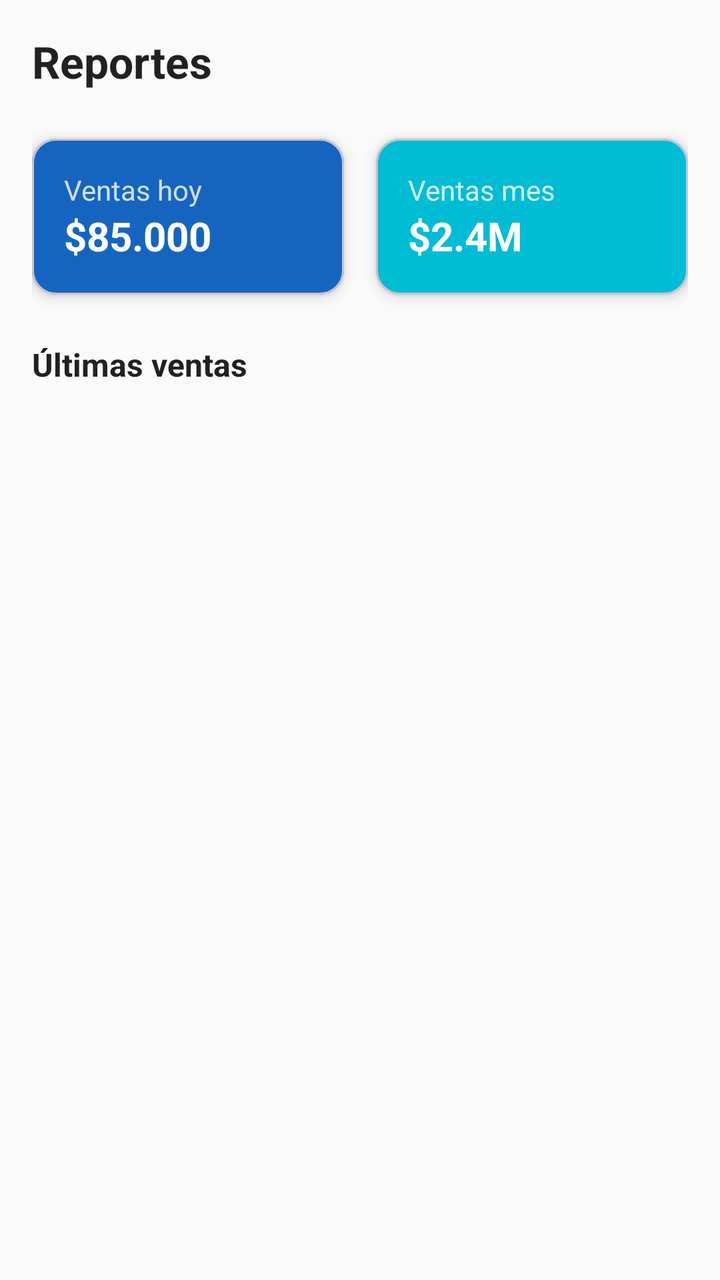
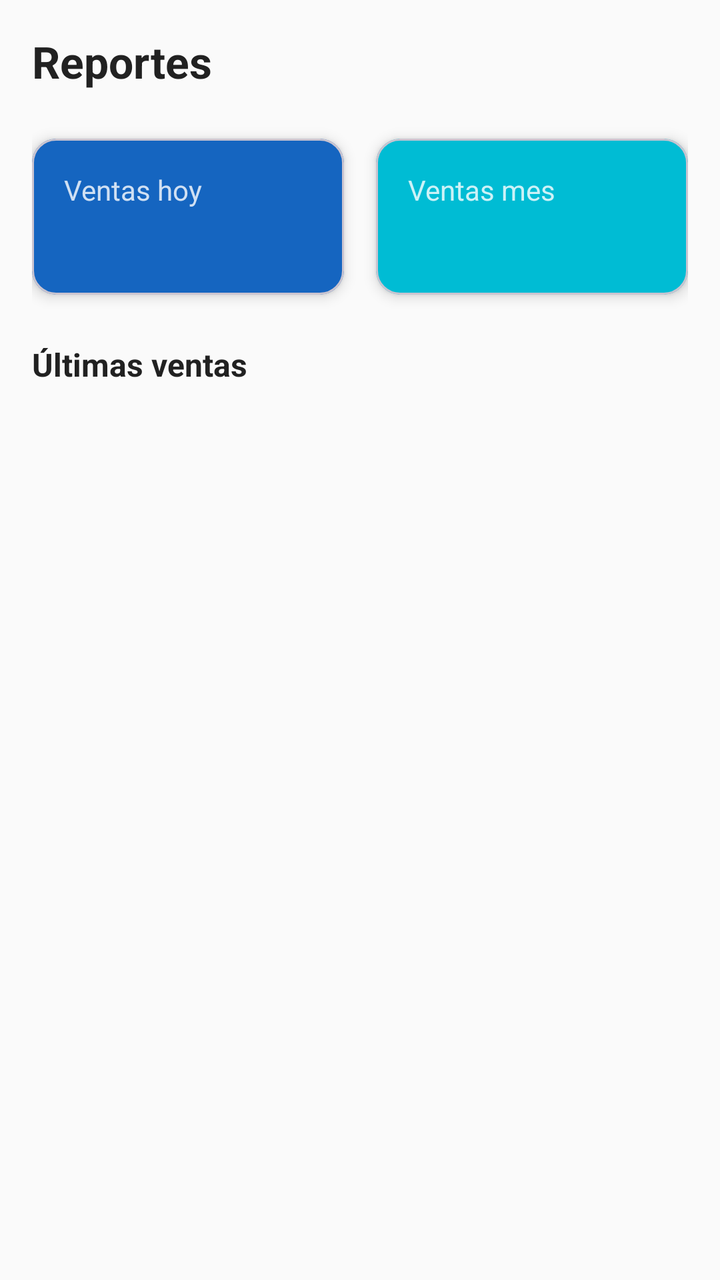

Compare the two renders of this Android layout. The source of the first and the diff that turns it into the second are given below.
<!-- AndroidManifest.xml: application theme Theme.TomenAguita -->
<!-- res/layout/fragment_reporte_ventas.xml -->
<?xml version="1.0" encoding="utf-8"?>
<androidx.core.widget.NestedScrollView
    xmlns:android="http://schemas.android.com/apk/res/android"
    xmlns:app="http://schemas.android.com/apk/res-auto"
    android:layout_width="match_parent"
    android:layout_height="match_parent"
    android:background="@color/background">

    <androidx.constraintlayout.widget.ConstraintLayout
        android:layout_width="match_parent"
        android:layout_height="wrap_content"
        android:padding="@dimen/padding_medium">

        <TextView
            android:id="@+id/tvTitle"
            android:layout_width="0dp"
            android:layout_height="wrap_content"
            android:text="@string/title_reports"
            android:textColor="@color/on_background"
            android:textSize="@dimen/text_title"
            android:textStyle="bold"
            app:layout_constraintEnd_toEndOf="parent"
            app:layout_constraintStart_toStartOf="parent"
            app:layout_constraintTop_toTopOf="parent" />

        
        <com.google.android.material.card.MaterialCardView
            android:id="@+id/cardTotalDia"
            android:layout_width="0dp"
            android:layout_height="wrap_content"
            android:layout_marginTop="@dimen/margin_large"
            android:layout_marginEnd="@dimen/margin_small"
            app:cardCornerRadius="@dimen/corner_radius_medium"
            app:cardElevation="@dimen/card_elevation"
            app:cardBackgroundColor="@color/primary"
            app:layout_constraintEnd_toStartOf="@id/cardTotalMes"
            app:layout_constraintStart_toStartOf="parent"
            app:layout_constraintTop_toBottomOf="@id/tvTitle">
            <LinearLayout android:layout_width="match_parent" android:layout_height="wrap_content" android:orientation="vertical" android:padding="@dimen/padding_medium">
                <TextView android:layout_width="wrap_content" android:layout_height="wrap_content" android:text="Ventas hoy" android:textColor="#CCFFFFFF" android:textSize="@dimen/text_body" />
                <TextView android:id="@+id/tvVentasDia" android:layout_width="wrap_content" android:layout_height="wrap_content" android:text="$85.000" android:textColor="@color/on_primary" android:textSize="20sp" android:textStyle="bold" />
            </LinearLayout>
        </com.google.android.material.card.MaterialCardView>

        <com.google.android.material.card.MaterialCardView
            android:id="@+id/cardTotalMes"
            android:layout_width="0dp"
            android:layout_height="wrap_content"
            android:layout_marginTop="@dimen/margin_large"
            android:layout_marginStart="@dimen/margin_small"
            app:cardCornerRadius="@dimen/corner_radius_medium"
            app:cardElevation="@dimen/card_elevation"
            app:cardBackgroundColor="@color/secondary"
            app:layout_constraintEnd_toEndOf="parent"
            app:layout_constraintStart_toEndOf="@id/cardTotalDia"
            app:layout_constraintTop_toBottomOf="@id/tvTitle">
            <LinearLayout android:layout_width="match_parent" android:layout_height="wrap_content" android:orientation="vertical" android:padding="@dimen/padding_medium">
                <TextView android:layout_width="wrap_content" android:layout_height="wrap_content" android:text="Ventas mes" android:textColor="#CCFFFFFF" android:textSize="@dimen/text_body" />
                <TextView android:id="@+id/tvVentasMes" android:layout_width="wrap_content" android:layout_height="wrap_content" android:text="$2.4M" android:textColor="@color/on_primary" android:textSize="20sp" android:textStyle="bold" />
            </LinearLayout>
        </com.google.android.material.card.MaterialCardView>

        <TextView
            android:id="@+id/tvUltimasVentasLabel"
            android:layout_width="0dp"
            android:layout_height="wrap_content"
            android:layout_marginTop="@dimen/margin_large"
            android:text="Últimas ventas"
            android:textColor="@color/on_background"
            android:textSize="@dimen/text_medium"
            android:textStyle="bold"
            app:layout_constraintEnd_toEndOf="parent"
            app:layout_constraintStart_toStartOf="parent"
            app:layout_constraintTop_toBottomOf="@id/cardTotalDia" />

        <androidx.recyclerview.widget.RecyclerView
            android:id="@+id/rvUltimasVentas"
            android:layout_width="0dp"
            android:layout_height="wrap_content"
            android:layout_marginTop="@dimen/margin_small"
            android:layout_marginBottom="@dimen/margin_large"
            android:nestedScrollingEnabled="false"
            app:layout_constraintBottom_toBottomOf="parent"
            app:layout_constraintEnd_toEndOf="parent"
            app:layout_constraintStart_toStartOf="parent"
            app:layout_constraintTop_toBottomOf="@id/tvUltimasVentasLabel" />

    </androidx.constraintlayout.widget.ConstraintLayout>
</androidx.core.widget.NestedScrollView>
<!-- resources referenced by this layout -->
<resources>
  <color name="background">#FAFAFA</color>
  <color name="on_background">#212121</color>
  <color name="on_primary">#FFFFFF</color>
  <color name="primary">#1565C0</color>
  <color name="secondary">#00BCD4</color>
  <dimen name="card_elevation">4dp</dimen>
  <dimen name="corner_radius_medium">12dp</dimen>
  <dimen name="margin_large">24dp</dimen>
  <dimen name="margin_small">8dp</dimen>
  <dimen name="padding_medium">16dp</dimen>
  <dimen name="text_body">14sp</dimen>
  <dimen name="text_medium">16sp</dimen>
  <dimen name="text_title">22sp</dimen>
  <string name="title_reports">Reportes</string>
  <style name="Theme.TomenAguita" parent="Theme.Material3.DayNight.NoActionBar">
          <item name="colorPrimary">@color/primary</item>
          <item name="colorPrimaryDark">@color/primary_dark</item>
          <item name="colorPrimaryVariant">@color/primary_dark</item>
          <item name="colorOnPrimary">@color/on_primary</item>
          <item name="colorSecondary">@color/secondary</item>
          <item name="colorOnSecondary">@color/on_primary</item>
          <item name="colorError">@color/error</item>
          <item name="android:colorBackground">@color/background</item>
          <item name="colorSurface">@color/surface</item>
          <item name="android:statusBarColor">@color/primary_dark</item>
          <item name="android:navigationBarColor">@color/surface</item>
          <item name="android:fontFamily">sans-serif</item>
      </style>
  <color name="primary_dark">#0D47A1</color>
  <color name="error">#B00020</color>
  <color name="surface">#FFFFFF</color>
</resources>

<!-- the commit's change to res/layout/fragment_reporte_ventas.xml (unified diff, before → after) -->
@@ -37,8 +37,8 @@
             app:layout_constraintStart_toStartOf="parent"
             app:layout_constraintTop_toBottomOf="@id/tvTitle">
             <LinearLayout android:layout_width="match_parent" android:layout_height="wrap_content" android:orientation="vertical" android:padding="@dimen/padding_medium">
-                <TextView android:layout_width="wrap_content" android:layout_height="wrap_content" android:text="Ventas hoy" android:textColor="#CCFFFFFF" android:textSize="@dimen/text_body" />
-                <TextView android:id="@+id/tvVentasDia" android:layout_width="wrap_content" android:layout_height="wrap_content" android:text="$85.000" android:textColor="@color/on_primary" android:textSize="20sp" android:textStyle="bold" />
+                <TextView android:layout_width="wrap_content" android:layout_height="wrap_content" android:text="@string/label_today_sales" android:textColor="@color/on_primary_dim" android:textSize="@dimen/text_body" />
+                <TextView android:id="@+id/tvVentasDia" android:layout_width="wrap_content" android:layout_height="wrap_content" android:textColor="@color/on_primary" android:textSize="@dimen/text_card_metric_medium" android:textStyle="bold" />
             </LinearLayout>
         </com.google.android.material.card.MaterialCardView>
 
@@ -55,8 +55,8 @@
             app:layout_constraintStart_toEndOf="@id/cardTotalDia"
             app:layout_constraintTop_toBottomOf="@id/tvTitle">
             <LinearLayout android:layout_width="match_parent" android:layout_height="wrap_content" android:orientation="vertical" android:padding="@dimen/padding_medium">
-                <TextView android:layout_width="wrap_content" android:layout_height="wrap_content" android:text="Ventas mes" android:textColor="#CCFFFFFF" android:textSize="@dimen/text_body" />
-                <TextView android:id="@+id/tvVentasMes" android:layout_width="wrap_content" android:layout_height="wrap_content" android:text="$2.4M" android:textColor="@color/on_primary" android:textSize="20sp" android:textStyle="bold" />
+                <TextView android:layout_width="wrap_content" android:layout_height="wrap_content" android:text="@string/label_month_sales" android:textColor="@color/on_primary_dim" android:textSize="@dimen/text_body" />
+                <TextView android:id="@+id/tvVentasMes" android:layout_width="wrap_content" android:layout_height="wrap_content" android:textColor="@color/on_primary" android:textSize="@dimen/text_card_metric_medium" android:textStyle="bold" />
             </LinearLayout>
         </com.google.android.material.card.MaterialCardView>
 
@@ -65,7 +65,7 @@
             android:layout_width="0dp"
             android:layout_height="wrap_content"
             android:layout_marginTop="@dimen/margin_large"
-            android:text="Últimas ventas"
+            android:text="@string/label_recent_sales"
             android:textColor="@color/on_background"
             android:textSize="@dimen/text_medium"
             android:textStyle="bold"
<!-- resource entries referenced after the edit -->
@@ -3,6 +3,7 @@
   <color name="background">#FAFAFA</color>
   <color name="on_background">#212121</color>
   <color name="on_primary">#FFFFFF</color>
+  <color name="on_primary_dim">#CCFFFFFF</color>
   <color name="primary">#1565C0</color>
   <color name="secondary">#00BCD4</color>
   <dimen name="card_elevation">4dp</dimen>
@@ -11,8 +12,12 @@
   <dimen name="margin_small">8dp</dimen>
   <dimen name="padding_medium">16dp</dimen>
   <dimen name="text_body">14sp</dimen>
+  <dimen name="text_card_metric_medium">20sp</dimen>
   <dimen name="text_medium">16sp</dimen>
   <dimen name="text_title">22sp</dimen>
+  <string name="label_month_sales">Ventas mes</string>
+  <string name="label_recent_sales">Últimas ventas</string>
+  <string name="label_today_sales">Ventas hoy</string>
   <string name="title_reports">Reportes</string>
   <style name="Theme.TomenAguita" parent="Theme.Material3.DayNight.NoActionBar">
           <item name="colorPrimary">@color/primary</item>
